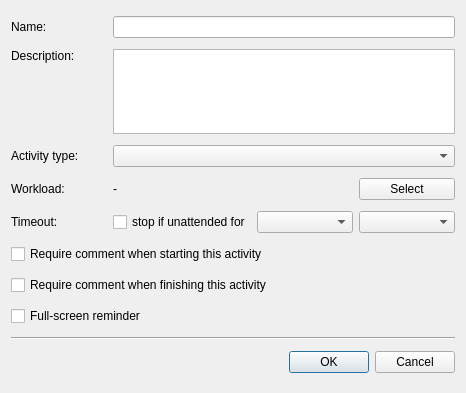
This is Srt.QT/tt3-gui/ModifyPublicActivityDialog.ui in akapustiatyahoocouk/TimeTracker3 as Qt 5 draws it before an edit. The edited form follows.
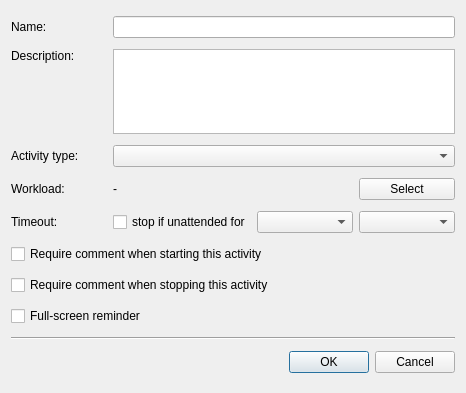
This is the edited form. Icons and pictures are not drawn.

```diff
--- a/Srt.QT/tt3-gui/ModifyPublicActivityDialog.ui
+++ b/Srt.QT/tt3-gui/ModifyPublicActivityDialog.ui
@@ -128,7 +128,7 @@
    <item row="6" column="0" colspan="4">
     <widget class="QCheckBox" name="requireCommentOnFinishCheckBox">
      <property name="text">
-      <string>Require comment when finishing this activity</string>
+      <string>Require comment when stopping this activity</string>
      </property>
     </widget>
    </item>
```
Left out of the diff: 2 changed lines with no effect on the pictures.
